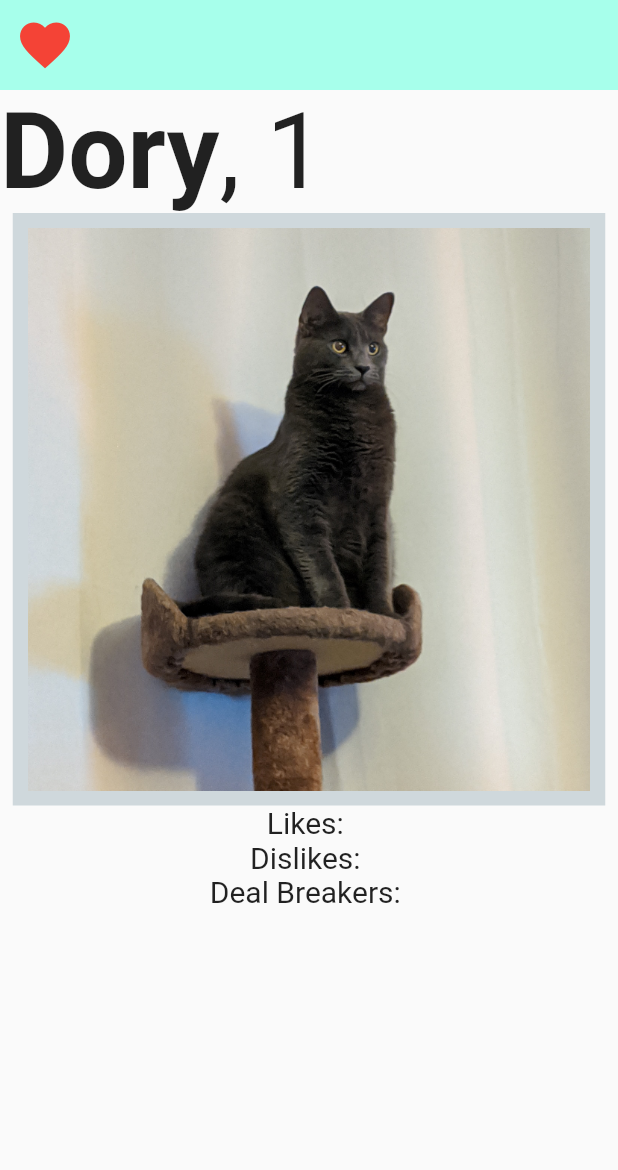
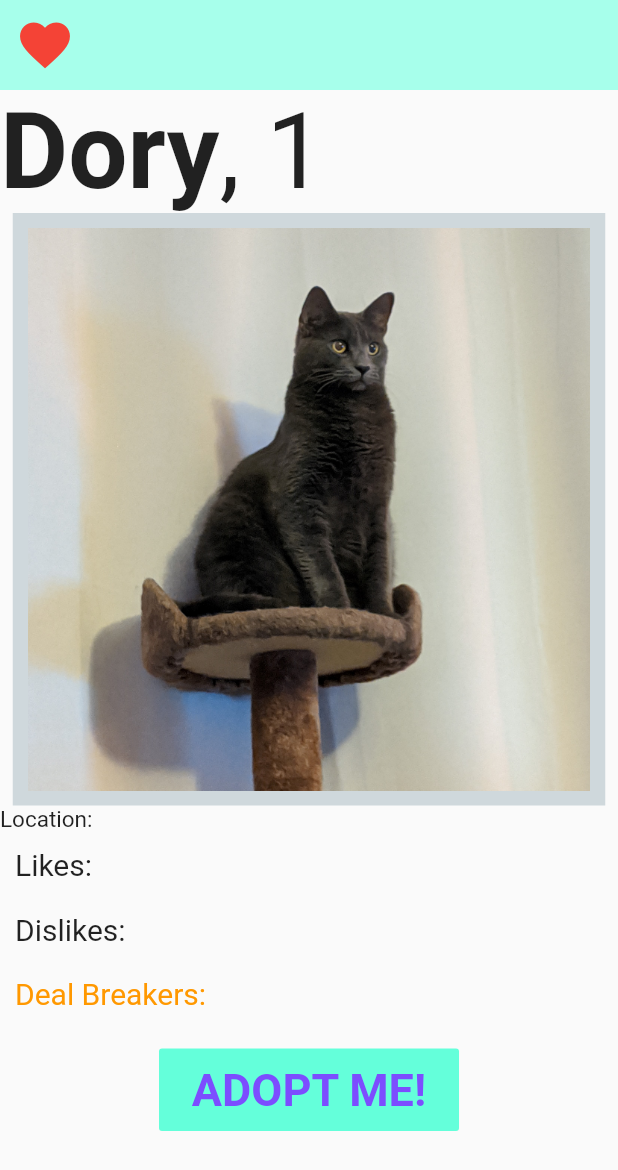
Before and after one commit to ilally93/Pounce-Project, a Flutter app: the Pet_Profile screen opened directly, on a phone screen of 412 x 824 dp. Shown: the top 1170 px of the screen. Run offline on Flutter 3.47's test engine with Material 2 defaults, Android fonts, the phone set to English and light mode, and no system bars; our stand-ins replace google_maps_flutter; missing offline and left inert: echoar_package.

```diff
--- a/lib/pet_profile.dart
+++ b/lib/pet_profile.dart
@@ -1,5 +1,6 @@
 import 'dart:io';
-
+import 'package:pounce_project/pets.dart';
+import 'package:url_launcher/url_launcher.dart';
 import 'package:flutter/cupertino.dart';
 import 'package:flutter/material.dart';
 import 'package:echoar_package/echoar_package.dart';
@@ -11,6 +12,7 @@ class  Pet_Profile extends StatefulWidget {
 
 class _Pet_ProfileState extends State<Pet_Profile> {
   @override
+  String url = 'https://www.charlestonanimalsociety.org/';
   Widget build(BuildContext context) {
 //EchoAR echo = EchoAR(apiKey: "<Key>");
     return Scaffold(
@@ -63,23 +65,65 @@ class _Pet_ProfileState extends State<Pet_Profile> {
             ),
           ),
           Container(
-            child: Text(
+            padding: EdgeInsets.all(0),
+            child: Row(
+                children: <Widget>[
+                  Text(
+                    "Location: ", //Shelter
+                    style: TextStyle(fontSize: 15),
+                  ),
+                ]
+            ),
+          ),
+          Container(
+            padding: EdgeInsets.all(10),
+            child: Row(
+              children: <Widget>[
+                Text(
                   "Likes: ", //LIKES
                   style: TextStyle(fontSize: 20),
                 ),
+              ]
+            )
           ),
           Container(
-            child: Text(
+            padding: EdgeInsets.all(10),
+            child: Row(
+              children: <Widget>[
+                Text(
                   "Dislikes: ", //DISLIKES
                   style: TextStyle(fontSize: 20),
                 ),
+              ]
+            ),
           ),
           Container(
+            padding: EdgeInsets.all(10),
+            child: Row(
+              children: <Widget>[
+                Text(
+                "Deal Breakers: ", //DEAL BREAKERS
+                style: TextStyle(color: Colors.orange, fontSize: 20),
+                ),
+            ]
+          ),
+          ),
+          Container(
+            padding: EdgeInsets.fromLTRB(0, 15, 0, 0),
+            child: ButtonTheme(
+              height: 55,
+              minWidth: 200,
+              child: FlatButton(
                   child: Text(
-              "Deal Breakers: ", //DEAL BREAKERS
-              style: TextStyle(fontSize: 20),
-
+                    "ADOPT ME!",
+                    style: TextStyle(fontSize: 30, fontWeight: FontWeight.bold, color: Colors.deepPurpleAccent),
                   ),
+                  color: Colors.tealAccent,
+                  onPressed: (){
+                    launch(Uri.encodeFull(url));
+                  },
+              ),
+            )
           ),
         ],
       ),
--- /dev/null
+++ b/lib/pets.dart
@@ -0,0 +1,50 @@
+
+import 'package:flutter/material.dart';
+
+class Pet {
+  String name;
+  int age;
+  String species;
+  String breed;
+  String shelterLocation;
+  String likes;
+  String dislikes;
+  String dealBreakers;
+  bool hearted;
+
+  Pet({ this.name, this.age, this.species, this.breed, this.shelterLocation, this.likes, this.dislikes, this.dealBreakers, this.hearted=false });
+}
+
+List<Pet> pets = [
+  Pet(name: 'Dory', age: 1, species: 'Cat', breed: ''),
+  Pet(name: 'Carly', age: 1, species: 'Cat', breed: ''),
+  Pet(name: 'Carl', age: 1, species: 'Dog', breed: 'Corgi mix'),
+  Pet(name: 'Siri', age: 1, species: 'Cat', breed: ''),
+  Pet(name: 'Earl', age: 1, species: 'Cat', breed: ''),
+  Pet(name: 'Inky', age: 1, species: 'Cat', breed: ''),
+  Pet(name: 'Pepper', age: 1, species: 'Cat', breed: ''),
+  Pet(name: 'Tuki', age: 1, species: 'Green Cheek Conure', breed: ''),
+  Pet(name: 'Pebbles', age: 1, species: 'Dog', breed: 'Yorkie'),
+  Pet(name: 'Honey', age: 1, species: 'Dog', breed: 'Yorkie'),
+  Pet(name: 'Bear', age: 1, species: 'Cat', breed: ''),
+  Pet(name: 'Rico', age: 1, species: 'Dog', breed: 'Pit mix'),
+  Pet(name: 'Cloudy', age: 1, species: 'Cat', breed: ''),
+  Pet(name: 'Fluff', age: 1, species: 'Cat', breed: ''),
+];
+
+List<String> petNames = [
+  'Bear',
+  'Carl',
+  'Carly',
+  'Cloudy',
+  'Dory',
+  'Earl',
+  'Fluff',
+  'Honey',
+  'Inky',
+  'Pebbles',
+  'Pepper',
+  'Rico',
+  'Siri',
+  'Tuki',
+];
--- a/pubspec.yaml
+++ b/pubspec.yaml
@@ -24,6 +24,7 @@ dependencies:
   flutter:
     sdk: flutter
   google_maps_flutter: ^0.5.32
+  url_launcher: ^5.4.2
 
 
   # The following adds the Cupertino Icons font to your application.
```
Also changed, not shown: pubspec.lock. Lines whose indentation alone changed are shown as unchanged.
